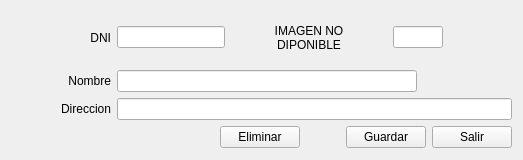
First picture: the form in Persona/clientedni.ui, repository radtek/manager, before the edit.
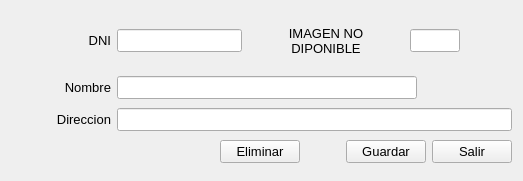
Second picture: the form after the edit. Icons and pictures are not drawn.

Diff of the .ui file:
```diff
--- a/Persona/clientedni.ui
+++ b/Persona/clientedni.ui
@@ -7,7 +7,7 @@
     <x>0</x>
     <y>0</y>
     <width>523</width>
-    <height>160</height>
+    <height>181</height>
    </rect>
   </property>
   <property name="windowTitle">
@@ -24,6 +24,17 @@
          <height>0</height>
         </size>
        </property>
+       <property name="maximumSize">
+        <size>
+         <width>100</width>
+         <height>16777215</height>
+        </size>
+       </property>
+       <property name="font">
+        <font>
+         <pointsize>10</pointsize>
+        </font>
+       </property>
        <property name="text">
         <string>DNI</string>
        </property>
@@ -33,7 +44,13 @@
       </widget>
      </item>
      <item>
-      <widget class="QLineEdit" name="lineEdit_dni"/>
+      <widget class="QLineEdit" name="lineEdit_dni">
+       <property name="font">
+        <font>
+         <pointsize>10</pointsize>
+        </font>
+       </property>
+      </widget>
      </item>
      <item>
       <widget class="QLabel" name="label_captcha">
@@ -49,6 +66,11 @@
          <height>53</height>
         </size>
        </property>
+       <property name="font">
+        <font>
+         <pointsize>10</pointsize>
+        </font>
+       </property>
        <property name="text">
         <string>IMAGEN NO 
 DIPONIBLE</string>
@@ -72,6 +94,11 @@
          <height>16777215</height>
         </size>
        </property>
+       <property name="font">
+        <font>
+         <pointsize>10</pointsize>
+        </font>
+       </property>
       </widget>
      </item>
      <item>
@@ -101,10 +128,15 @@
        </property>
        <property name="maximumSize">
         <size>
-         <width>80</width>
+         <width>100</width>
          <height>16777215</height>
         </size>
        </property>
+       <property name="font">
+        <font>
+         <pointsize>10</pointsize>
+        </font>
+       </property>
        <property name="text">
         <string>Nombre</string>
        </property>
@@ -127,6 +159,11 @@
          <height>16777215</height>
         </size>
        </property>
+       <property name="font">
+        <font>
+         <pointsize>10</pointsize>
+        </font>
+       </property>
       </widget>
      </item>
      <item>
@@ -156,10 +193,15 @@
        </property>
        <property name="maximumSize">
         <size>
-         <width>80</width>
+         <width>100</width>
          <height>16777215</height>
         </size>
        </property>
+       <property name="font">
+        <font>
+         <pointsize>10</pointsize>
+        </font>
+       </property>
        <property name="text">
         <string>Direccion</string>
        </property>
@@ -182,6 +224,11 @@
          <height>16777215</height>
         </size>
        </property>
+       <property name="font">
+        <font>
+         <pointsize>10</pointsize>
+        </font>
+       </property>
       </widget>
      </item>
     </layout>
@@ -203,9 +250,24 @@
      </item>
      <item>
       <widget class="QPushButton" name="pushButton_eliminar">
+       <property name="font">
+        <font>
+         <pointsize>10</pointsize>
+        </font>
+       </property>
        <property name="text">
         <string>Eliminar</string>
        </property>
+       <property name="icon">
+        <iconset resource="../ManagerSystem/iconos.qrc">
+         <normaloff>:/new/Iconos/delete_32.png</normaloff>:/new/Iconos/delete_32.png</iconset>
+       </property>
+       <property name="iconSize">
+        <size>
+         <width>32</width>
+         <height>32</height>
+        </size>
+       </property>
       </widget>
      </item>
      <item>
@@ -226,16 +288,46 @@
      </item>
      <item>
       <widget class="QPushButton" name="pushButton_guardar">
+       <property name="font">
+        <font>
+         <pointsize>10</pointsize>
+        </font>
+       </property>
        <property name="text">
         <string>Guardar</string>
        </property>
+       <property name="icon">
+        <iconset resource="../ManagerSystem/iconos.qrc">
+         <normaloff>:/new/Iconos/colaborador_32.png</normaloff>:/new/Iconos/colaborador_32.png</iconset>
+       </property>
+       <property name="iconSize">
+        <size>
+         <width>32</width>
+         <height>32</height>
+        </size>
+       </property>
       </widget>
      </item>
      <item>
       <widget class="QPushButton" name="pushButton_salir">
+       <property name="font">
+        <font>
+         <pointsize>10</pointsize>
+        </font>
+       </property>
        <property name="text">
         <string>Salir</string>
        </property>
+       <property name="icon">
+        <iconset resource="../ManagerSystem/iconos.qrc">
+         <normaloff>:/new/Iconos/salir_32.png</normaloff>:/new/Iconos/salir_32.png</iconset>
+       </property>
+       <property name="iconSize">
+        <size>
+         <width>32</width>
+         <height>32</height>
+        </size>
+       </property>
       </widget>
      </item>
     </layout>
```
Left out of the diff: 4 changed lines with no effect on the pictures.
